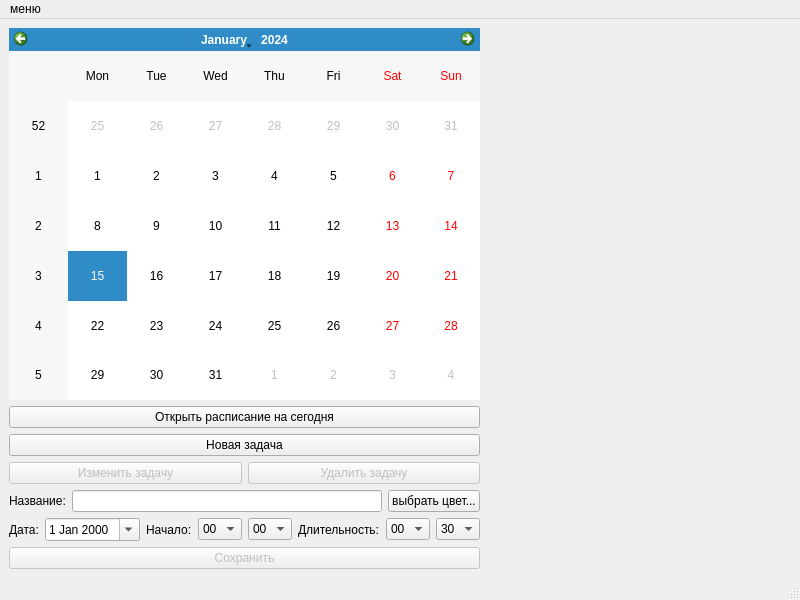
JenDenver/planner, file mainwindow.ui: the form before one commit.
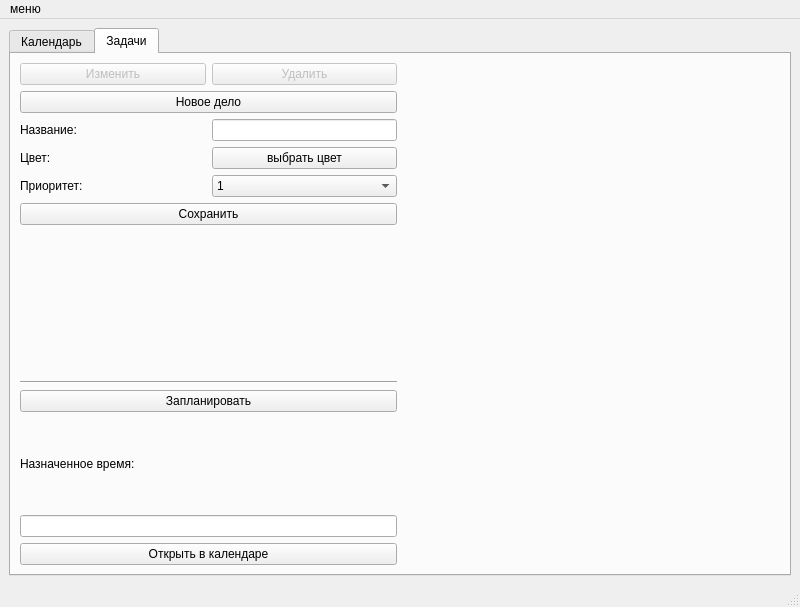
The form after the commit. Custom widgets are drawn as their Qt base class.

Commit message:
new goal tab
добавлен функционал

What changed in the file:
```diff
--- a/mainwindow.ui
+++ b/mainwindow.ui
@@ -14,49 +14,24 @@
    <string>MainWindow</string>
   </property>
   <widget class="QWidget" name="centralwidget">
-   <layout class="QGridLayout" name="gridLayout">
-    <item row="1" column="0">
-     <widget class="QPushButton" name="TodayButton">
-      <property name="text">
-       <string>Открыть расписание на сегодня</string>
+   <layout class="QHBoxLayout" name="horizontalLayout">
+    <item>
+     <widget class="QTabWidget" name="tabWidget">
+      <property name="sizePolicy">
+       <sizepolicy hsizetype="Minimum" vsizetype="Minimum">
+        <horstretch>0</horstretch>
+        <verstretch>0</verstretch>
+       </sizepolicy>
       </property>
-     </widget>
-    </item>
-    <item row="0" column="0">
-     <widget class="QCalendarWidget" name="calendarWidget"/>
-    </item>
+      <property name="currentIndex">
+       <number>1</number>
+      </property>
+      <widget class="QWidget" name="tab_1">
+       <attribute name="title">
+        <string>Календарь</string>
+       </attribute>
+       <layout class="QGridLayout" name="gridLayout_2">
     <item row="2" column="0">
-     <widget class="QPushButton" name="NewTaskButton">
-      <property name="text">
-       <string>Новая задача</string>
-      </property>
-     </widget>
-    </item>
-    <item row="3" column="0">
-     <layout class="QHBoxLayout" name="horizontalLayout_2">
-      <item>
-       <widget class="QPushButton" name="EditButton">
-        <property name="enabled">
-         <bool>false</bool>
-        </property>
-        <property name="text">
-         <string>Изменить задачу</string>
-        </property>
-       </widget>
-      </item>
-      <item>
-       <widget class="QPushButton" name="DeleteButton">
-        <property name="enabled">
-         <bool>false</bool>
-        </property>
-        <property name="text">
-         <string>Удалить задачу</string>
-        </property>
-       </widget>
-      </item>
-     </layout>
-    </item>
-    <item row="4" column="0" rowspan="3">
      <layout class="QVBoxLayout" name="EditLayout">
       <item>
        <layout class="QHBoxLayout" name="horizontalLayout_4">
@@ -452,7 +427,7 @@
       </item>
      </layout>
     </item>
-    <item row="0" column="1" rowspan="4">
+        <item row="0" column="1" rowspan="3">
      <widget class="calendar" name="cwidget" native="true">
       <property name="sizePolicy">
        <sizepolicy hsizetype="Expanding" vsizetype="Preferred">
@@ -462,6 +437,266 @@
       </property>
      </widget>
     </item>
+        <item row="0" column="0">
+         <widget class="QCalendarWidget" name="calendarWidget"/>
+        </item>
+        <item row="1" column="0">
+         <layout class="QVBoxLayout" name="verticalLayout">
+          <item>
+           <widget class="QPushButton" name="TodayButton">
+            <property name="text">
+             <string>Открыть расписание на сегодня</string>
+            </property>
+           </widget>
+          </item>
+          <item>
+           <widget class="QPushButton" name="NewTaskButton">
+            <property name="text">
+             <string>Новая задача</string>
+            </property>
+           </widget>
+          </item>
+          <item>
+           <layout class="QHBoxLayout" name="horizontalLayout_2">
+            <item>
+             <widget class="QPushButton" name="EditButton">
+              <property name="enabled">
+               <bool>false</bool>
+              </property>
+              <property name="text">
+               <string>Изменить задачу</string>
+              </property>
+             </widget>
+            </item>
+            <item>
+             <widget class="QPushButton" name="DeleteButton">
+              <property name="enabled">
+               <bool>false</bool>
+              </property>
+              <property name="text">
+               <string>Удалить задачу</string>
+              </property>
+             </widget>
+            </item>
+           </layout>
+          </item>
+         </layout>
+        </item>
+       </layout>
+      </widget>
+      <widget class="QWidget" name="tab_2">
+       <attribute name="title">
+        <string>Задачи</string>
+       </attribute>
+       <layout class="QGridLayout" name="gridLayout_3">
+        <item row="0" column="2" rowspan="4">
+         <widget class="goalManager" name="goalWidget" native="true">
+          <property name="sizePolicy">
+           <sizepolicy hsizetype="Preferred" vsizetype="Minimum">
+            <horstretch>0</horstretch>
+            <verstretch>0</verstretch>
+           </sizepolicy>
+          </property>
+          <property name="minimumSize">
+           <size>
+            <width>0</width>
+            <height>500</height>
+           </size>
+          </property>
+         </widget>
+        </item>
+        <item row="0" column="1" rowspan="4">
+         <layout class="QVBoxLayout" name="verticalLayout_3">
+          <item>
+           <layout class="QVBoxLayout" name="firstVLayout">
+            <property name="sizeConstraint">
+             <enum>QLayout::SetFixedSize</enum>
+            </property>
+            <item>
+             <layout class="QHBoxLayout" name="horizontalLayout_3">
+              <item>
+               <widget class="QPushButton" name="EditGoalButton">
+                <property name="enabled">
+                 <bool>false</bool>
+                </property>
+                <property name="text">
+                 <string>Изменить</string>
+                </property>
+               </widget>
+              </item>
+              <item>
+               <widget class="QPushButton" name="DeleteGoalButton">
+                <property name="enabled">
+                 <bool>false</bool>
+                </property>
+                <property name="text">
+                 <string>Удалить</string>
+                </property>
+               </widget>
+              </item>
+             </layout>
+            </item>
+            <item>
+             <widget class="QPushButton" name="NewGoalButton">
+              <property name="text">
+               <string>Новое дело</string>
+              </property>
+             </widget>
+            </item>
+           </layout>
+          </item>
+          <item>
+           <layout class="QVBoxLayout" name="secondVLayout">
+            <property name="topMargin">
+             <number>0</number>
+            </property>
+            <item>
+             <layout class="QHBoxLayout" name="horizontalLayout_6">
+              <item>
+               <widget class="QLabel" name="GoalNameLabel">
+                <property name="text">
+                 <string>Название:</string>
+                </property>
+               </widget>
+              </item>
+              <item>
+               <widget class="QLineEdit" name="GoalNameEdit">
+                <property name="sizePolicy">
+                 <sizepolicy hsizetype="Ignored" vsizetype="Fixed">
+                  <horstretch>0</horstretch>
+                  <verstretch>0</verstretch>
+                 </sizepolicy>
+                </property>
+               </widget>
+              </item>
+             </layout>
+            </item>
+            <item>
+             <layout class="QHBoxLayout" name="horizontalLayout_7">
+              <item>
+               <widget class="QLabel" name="GoalColorLabel">
+                <property name="text">
+                 <string>Цвет:</string>
+                </property>
+               </widget>
+              </item>
+              <item>
+               <widget class="QPushButton" name="GoalChooseColor">
+                <property name="text">
+                 <string>выбрать цвет</string>
+                </property>
+               </widget>
+              </item>
+             </layout>
+            </item>
+            <item>
+             <layout class="QHBoxLayout" name="horizontalLayout_8">
+              <item>
+               <widget class="QLabel" name="GoalPriorityLabel">
+                <property name="text">
+                 <string>Приоритет:</string>
+                </property>
+               </widget>
+              </item>
+              <item>
+               <widget class="QComboBox" name="GoalPriorityEdit">
+                <item>
+                 <property name="text">
+                  <string>1</string>
+                 </property>
+                </item>
+                <item>
+                 <property name="text">
+                  <string>2</string>
+                 </property>
+                </item>
+                <item>
+                 <property name="text">
+                  <string>3</string>
+                 </property>
+                </item>
+                <item>
+                 <property name="text">
+                  <string>4</string>
+                 </property>
+                </item>
+               </widget>
+              </item>
+             </layout>
+            </item>
+            <item>
+             <widget class="QPushButton" name="GoalSaveButton">
+              <property name="text">
+               <string>Сохранить</string>
+              </property>
+             </widget>
+            </item>
+            <item>
+             <spacer name="verticalSpacer">
+              <property name="orientation">
+               <enum>Qt::Vertical</enum>
+              </property>
+              <property name="sizeType">
+               <enum>QSizePolicy::Minimum</enum>
+              </property>
+              <property name="sizeHint" stdset="0">
+               <size>
+                <width>20</width>
+                <height>150</height>
+               </size>
+              </property>
+             </spacer>
+            </item>
+           </layout>
+          </item>
+          <item>
+           <widget class="Line" name="line">
+            <property name="orientation">
+             <enum>Qt::Horizontal</enum>
+            </property>
+           </widget>
+          </item>
+          <item>
+           <widget class="QPushButton" name="GoalPlanButton">
+            <property name="text">
+             <string>Запланировать</string>
+            </property>
+           </widget>
+          </item>
+          <item>
+           <layout class="QVBoxLayout" name="thirdVLayout">
+            <item>
+             <widget class="QLabel" name="AppointmentLabel">
+              <property name="text">
+               <string>Назначенное время:</string>
+              </property>
+             </widget>
+            </item>
+            <item>
+             <widget class="QLineEdit" name="AppointmentText">
+              <property name="sizePolicy">
+               <sizepolicy hsizetype="Ignored" vsizetype="Fixed">
+                <horstretch>0</horstretch>
+                <verstretch>0</verstretch>
+               </sizepolicy>
+              </property>
+             </widget>
+            </item>
+            <item>
+             <widget class="QPushButton" name="GoalOpenInCalButton">
+              <property name="text">
+               <string>Открыть в календаре</string>
+              </property>
+             </widget>
+            </item>
+           </layout>
+          </item>
+         </layout>
+        </item>
+       </layout>
+      </widget>
+     </widget>
+    </item>
    </layout>
   </widget>
   <widget class="QMenuBar" name="menubar">
@@ -530,6 +765,12 @@
     <slot>slot2()</slot>
    </slots>
   </customwidget>
+  <customwidget>
+   <class>goalManager</class>
+   <extends>QWidget</extends>
+   <header location="global">goalmanager.h</header>
+   <container>1</container>
+  </customwidget>
  </customwidgets>
  <resources/>
  <connections>
```
Lines whose indentation alone changed are shown as unchanged. The commit also changes 45 other files.
